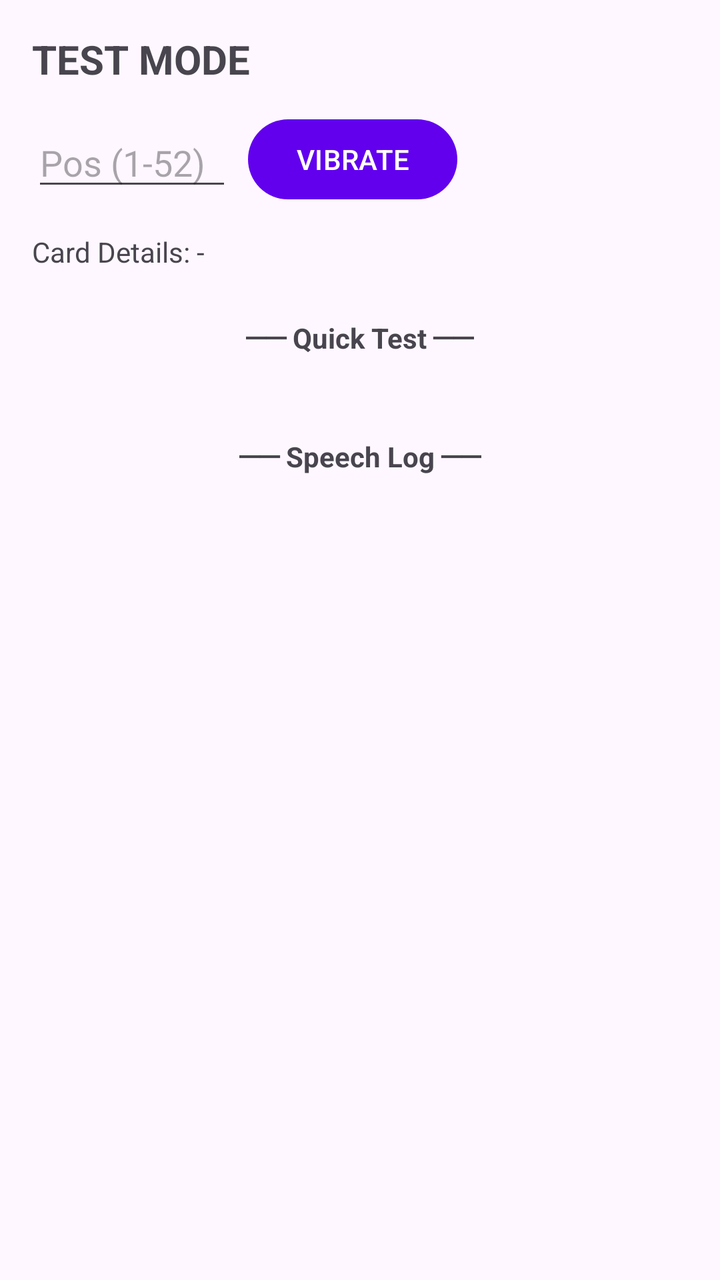
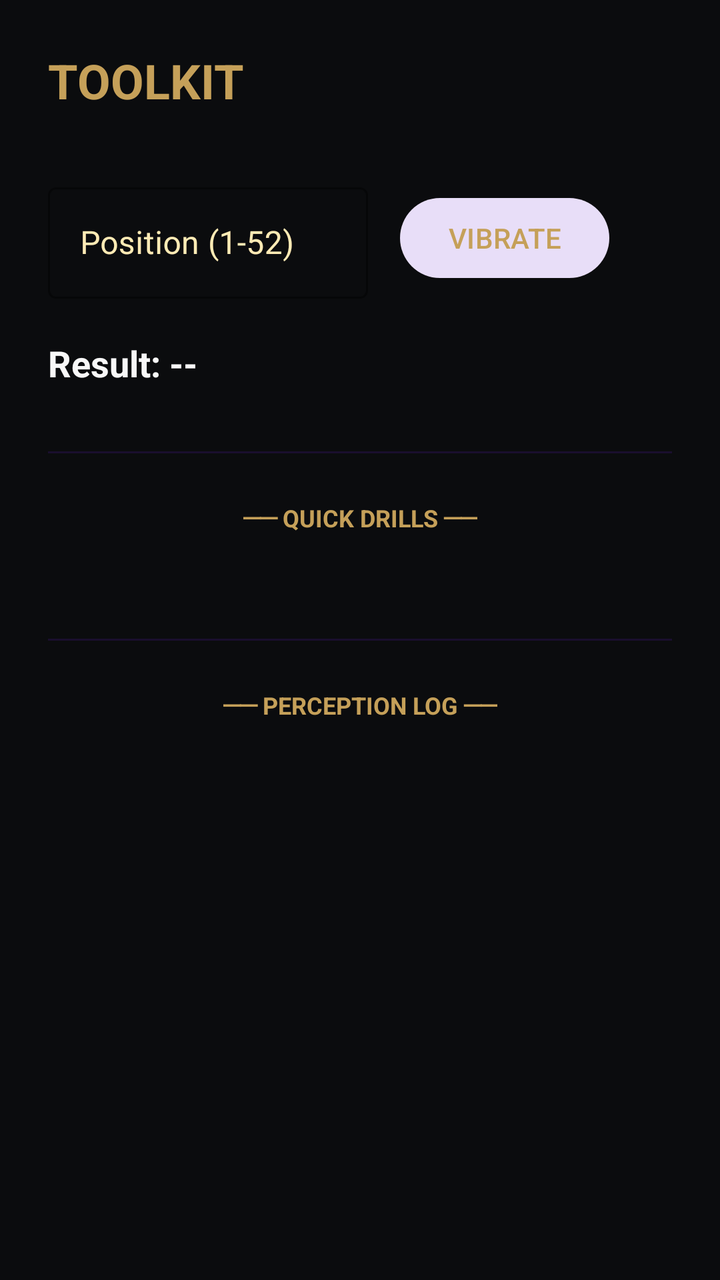

Screens rendered from an Android XML layout before and after an edit, with the pre-edit source and the edit as a unified diff.
<!-- AndroidManifest.xml: application theme Theme.MagicHaptic -->
<!-- res/layout/fragment_test.xml -->
<?xml version="1.0" encoding="utf-8"?>
<androidx.constraintlayout.widget.ConstraintLayout xmlns:android="http://schemas.android.com/apk/res/android"
    xmlns:app="http://schemas.android.com/apk/res-auto"
    android:layout_width="match_parent"
    android:layout_height="match_parent"
    android:padding="16dp">

    <TextView
        android:id="@+id/tvTestMode"
        android:layout_width="wrap_content"
        android:layout_height="wrap_content"
        android:text="TEST MODE"
        android:textSize="20sp"
        android:textStyle="bold"
        app:layout_constraintStart_toStartOf="parent"
        app:layout_constraintTop_toTopOf="parent" />

    <EditText
        android:id="@+id/etManualPosition"
        android:layout_width="100dp"
        android:layout_height="wrap_content"
        android:layout_marginTop="16dp"
        android:hint="Pos (1-52)"
        android:inputType="number"
        app:layout_constraintStart_toStartOf="parent"
        app:layout_constraintTop_toBottomOf="@id/tvTestMode" />

    <Button
        android:id="@+id/btnVibrateManual"
        android:layout_width="wrap_content"
        android:layout_height="wrap_content"
        android:layout_marginStart="8dp"
        android:text="VIBRATE"
        app:layout_constraintBottom_toBottomOf="@id/etManualPosition"
        app:layout_constraintStart_toEndOf="@id/etManualPosition"
        app:layout_constraintTop_toTopOf="@id/etManualPosition" />

    <TextView
        android:id="@+id/tvManualCardInfo"
        android:layout_width="match_parent"
        android:layout_height="wrap_content"
        android:layout_marginTop="16dp"
        android:text="Card Details: -"
        app:layout_constraintTop_toBottomOf="@id/etManualPosition" />

    <TextView
        android:id="@+id/tvQuickTestHeader"
        android:layout_width="wrap_content"
        android:layout_height="wrap_content"
        android:layout_marginTop="24dp"
        android:text="── Quick Test ──"
        android:textStyle="bold"
        app:layout_constraintEnd_toEndOf="parent"
        app:layout_constraintStart_toStartOf="parent"
        app:layout_constraintTop_toBottomOf="@id/tvManualCardInfo" />

    
    <GridLayout
        android:id="@+id/cardGrid"
        android:layout_width="match_parent"
        android:layout_height="wrap_content"
        android:layout_marginTop="16dp"
        android:columnCount="4"
        android:rowCount="2"
        android:useDefaultMargins="true"
        app:layout_constraintTop_toBottomOf="@id/tvQuickTestHeader">
        
    </GridLayout>

    <TextView
        android:id="@+id/tvSpeechLogHeader"
        android:layout_width="wrap_content"
        android:layout_height="wrap_content"
        android:layout_marginTop="24dp"
        android:text="── Speech Log ──"
        android:textStyle="bold"
        app:layout_constraintEnd_toEndOf="parent"
        app:layout_constraintStart_toStartOf="parent"
        app:layout_constraintTop_toBottomOf="@id/cardGrid" />

    <androidx.recyclerview.widget.RecyclerView
        android:id="@+id/rvSpeechLog"
        android:layout_width="match_parent"
        android:layout_height="0dp"
        android:layout_marginTop="8dp"
        app:layout_constraintBottom_toBottomOf="parent"
        app:layout_constraintTop_toBottomOf="@id/tvSpeechLogHeader" />

</androidx.constraintlayout.widget.ConstraintLayout>
<!-- resources referenced by this layout -->
<resources>
  <style name="Theme.MagicHaptic" parent="Theme.Material3.DayNight">
          
          <item name="colorPrimary">@color/purple_500</item>
          <item name="colorPrimaryVariant">@color/purple_700</item>
          <item name="colorOnPrimary">@color/white</item>
          
          <item name="colorSecondary">@color/teal_200</item>
          <item name="colorSecondaryVariant">@color/teal_700</item>
          <item name="colorOnSecondary">@color/black</item>
          
          <item name="android:statusBarColor">?attr/colorPrimaryVariant</item>
      </style>
  <color name="purple_500">#FF6200EE</color>
  <color name="purple_700">#FF3700B3</color>
  <color name="white">#FFFFFFFF</color>
  <color name="teal_200">#FF03DAC5</color>
  <color name="teal_700">#FF018786</color>
  <color name="black">#FF000000</color>
</resources>

<!-- the commit's change to res/layout/fragment_test.xml (unified diff, before → after) -->
@@ -1,89 +1,139 @@
 <?xml version="1.0" encoding="utf-8"?>
-<androidx.constraintlayout.widget.ConstraintLayout xmlns:android="http://schemas.android.com/apk/res/android"
+<androidx.coordinatorlayout.widget.CoordinatorLayout xmlns:android="http://schemas.android.com/apk/res/android"
     xmlns:app="http://schemas.android.com/apk/res-auto"
     android:layout_width="match_parent"
     android:layout_height="match_parent"
-    android:padding="16dp">
+    android:background="@color/obsidian_black">
 
-    <TextView
-        android:id="@+id/tvTestMode"
-        android:layout_width="wrap_content"
-        android:layout_height="wrap_content"
-        android:text="TEST MODE"
-        android:textSize="20sp"
-        android:textStyle="bold"
-        app:layout_constraintStart_toStartOf="parent"
-        app:layout_constraintTop_toTopOf="parent" />
+    <androidx.core.widget.NestedScrollView
+        android:layout_width="match_parent"
+        android:layout_height="match_parent">
 
-    <EditText
-        android:id="@+id/etManualPosition"
-        android:layout_width="100dp"
-        android:layout_height="wrap_content"
-        android:layout_marginTop="16dp"
-        android:hint="Pos (1-52)"
-        android:inputType="number"
-        app:layout_constraintStart_toStartOf="parent"
-        app:layout_constraintTop_toBottomOf="@id/tvTestMode" />
+        <androidx.constraintlayout.widget.ConstraintLayout
+            android:layout_width="match_parent"
+            android:layout_height="wrap_content"
+            android:padding="24dp">
 
-    <Button
-        android:id="@+id/btnVibrateManual"
-        android:layout_width="wrap_content"
-        android:layout_height="wrap_content"
-        android:layout_marginStart="8dp"
-        android:text="VIBRATE"
-        app:layout_constraintBottom_toBottomOf="@id/etManualPosition"
-        app:layout_constraintStart_toEndOf="@id/etManualPosition"
-        app:layout_constraintTop_toTopOf="@id/etManualPosition" />
+            <TextView
+                android:id="@+id/tvTestMode"
+                android:layout_width="wrap_content"
+                android:layout_height="wrap_content"
+                android:text="TOOLKIT"
+                android:textColor="@color/antique_gold"
+                android:textSize="24sp"
+                android:textStyle="bold"
+                app:layout_constraintStart_toStartOf="parent"
+                app:layout_constraintTop_toTopOf="parent" />
 
-    <TextView
-        android:id="@+id/tvManualCardInfo"
-        android:layout_width="match_parent"
-        android:layout_height="wrap_content"
-        android:layout_marginTop="16dp"
-        android:text="Card Details: -"
-        app:layout_constraintTop_toBottomOf="@id/etManualPosition" />
+            
+            <com.google.android.material.textfield.TextInputLayout
+                android:id="@+id/tilManualPosition"
+                style="@style/Widget.MaterialComponents.TextInputLayout.OutlinedBox"
+                android:layout_width="160dp"
+                android:layout_height="wrap_content"
+                android:layout_marginTop="32dp"
+                android:hint="Position (1-52)"
+                android:textColorHint="@color/gold_glow"
+                app:boxStrokeColor="@color/antique_gold"
+                app:hintTextColor="@color/antique_gold"
+                app:layout_constraintStart_toStartOf="parent"
+                app:layout_constraintTop_toBottomOf="@id/tvTestMode">
 
-    <TextView
-        android:id="@+id/tvQuickTestHeader"
-        android:layout_width="wrap_content"
-        android:layout_height="wrap_content"
-        android:layout_marginTop="24dp"
-        android:text="── Quick Test ──"
-        android:textStyle="bold"
-        app:layout_constraintEnd_toEndOf="parent"
-        app:layout_constraintStart_toStartOf="parent"
-        app:layout_constraintTop_toBottomOf="@id/tvManualCardInfo" />
+                <com.google.android.material.textfield.TextInputEditText
+                    android:id="@+id/etManualPosition"
+                    android:layout_width="match_parent"
+                    android:layout_height="wrap_content"
+                    android:inputType="number"
+                    android:textColor="@color/magic_white" />
+            </com.google.android.material.textfield.TextInputLayout>
 
-    
-    <GridLayout
-        android:id="@+id/cardGrid"
-        android:layout_width="match_parent"
-        android:layout_height="wrap_content"
-        android:layout_marginTop="16dp"
-        android:columnCount="4"
-        android:rowCount="2"
-        android:useDefaultMargins="true"
-        app:layout_constraintTop_toBottomOf="@id/tvQuickTestHeader">
-        
-    </GridLayout>
+            <Button
+                android:id="@+id/btnVibrateManual"
+                style="@style/Widget.Material3.Button.TonalButton"
+                android:layout_width="wrap_content"
+                android:layout_height="wrap_content"
+                android:layout_marginStart="16dp"
+                android:text="VIBRATE"
+                android:textColor="@color/antique_gold"
+                app:layout_constraintBottom_toBottomOf="@id/tilManualPosition"
+                app:layout_constraintStart_toEndOf="@id/tilManualPosition"
+                app:layout_constraintTop_toTopOf="@id/tilManualPosition" />
 
-    <TextView
-        android:id="@+id/tvSpeechLogHeader"
-        android:layout_width="wrap_content"
-        android:layout_height="wrap_content"
-        android:layout_marginTop="24dp"
-        android:text="── Speech Log ──"
-        android:textStyle="bold"
-        app:layout_constraintEnd_toEndOf="parent"
-        app:layout_constraintStart_toStartOf="parent"
-        app:layout_constraintTop_toBottomOf="@id/cardGrid" />
+            <TextView
+                android:id="@+id/tvManualCardInfo"
+                android:layout_width="match_parent"
+                android:layout_height="wrap_content"
+                android:layout_marginTop="20dp"
+                android:text="Result: --"
+                android:textColor="@color/magic_white"
+                android:textSize="18sp"
+                android:textStyle="bold"
+                app:layout_constraintTop_toBottomOf="@id/tilManualPosition" />
 
-    <androidx.recyclerview.widget.RecyclerView
-        android:id="@+id/rvSpeechLog"
-        android:layout_width="match_parent"
-        android:layout_height="0dp"
-        android:layout_marginTop="8dp"
-        app:layout_constraintBottom_toBottomOf="parent"
-        app:layout_constraintTop_toBottomOf="@id/tvSpeechLogHeader" />
+            <com.google.android.material.divider.MaterialDivider
+                android:id="@+id/divider1"
+                android:layout_width="match_parent"
+                android:layout_height="wrap_content"
+                android:layout_marginTop="32dp"
+                app:dividerColor="@color/deep_velvet"
+                app:layout_constraintTop_toBottomOf="@id/tvManualCardInfo" />
 
-</androidx.constraintlayout.widget.ConstraintLayout>
+            
+            <TextView
+                android:id="@+id/tvQuickTestHeader"
+                android:layout_width="wrap_content"
+                android:layout_height="wrap_content"
+                android:layout_marginTop="24dp"
+                android:text="── QUICK DRILLS ──"
+                android:textColor="@color/antique_gold"
+                android:textSize="12sp"
+                android:textStyle="bold"
+                app:layout_constraintEnd_toEndOf="parent"
+                app:layout_constraintStart_toStartOf="parent"
+                app:layout_constraintTop_toBottomOf="@id/divider1" />
+
+            <GridLayout
+                android:id="@+id/cardGrid"
+                android:layout_width="match_parent"
+                android:layout_height="wrap_content"
+                android:layout_marginTop="20dp"
+                android:columnCount="4"
+                android:useDefaultMargins="true"
+                android:alignmentMode="alignBounds"
+                app:layout_constraintTop_toBottomOf="@id/tvQuickTestHeader" />
+
+            <com.google.android.material.divider.MaterialDivider
+                android:id="@+id/divider2"
+                android:layout_width="match_parent"
+                android:layout_height="wrap_content"
+                android:layout_marginTop="32dp"
+                app:dividerColor="@color/deep_velvet"
+                app:layout_constraintTop_toBottomOf="@id/cardGrid" />
+
+            
+            <TextView
+                android:id="@+id/tvSpeechLogHeader"
+                android:layout_width="wrap_content"
+                android:layout_height="wrap_content"
+                android:layout_marginTop="24dp"
+                android:text="── PERCEPTION LOG ──"
+                android:textColor="@color/antique_gold"
+                android:textSize="12sp"
+                android:textStyle="bold"
+                app:layout_constraintEnd_toEndOf="parent"
+                app:layout_constraintStart_toStartOf="parent"
+                app:layout_constraintTop_toBottomOf="@id/divider2" />
+
+            <androidx.recyclerview.widget.RecyclerView
+                android:id="@+id/rvSpeechLog"
+                android:layout_width="match_parent"
+                android:layout_height="300dp"
+                android:layout_marginTop="16dp"
+                android:clipToPadding="false"
+                android:fadeScrollbars="true"
+                app:layout_constraintTop_toBottomOf="@id/tvSpeechLogHeader" />
+
+        </androidx.constraintlayout.widget.ConstraintLayout>
+    </androidx.core.widget.NestedScrollView>
+
+</androidx.coordinatorlayout.widget.CoordinatorLayout>
<!-- resource entries referenced after the edit -->
@@ -1,22 +1,32 @@
 <!-- resources referenced by this layout -->
 <resources>
-  <style name="Theme.MagicHaptic" parent="Theme.Material3.DayNight">
+  <color name="antique_gold">#C5A059</color>
+  <color name="deep_velvet">#1A0F2E</color>
+  <color name="gold_glow">#FFEBB5</color>
+  <color name="magic_white">#F8F8F8</color>
+  <color name="obsidian_black">#0B0C0E</color>
+  <style name="Theme.MagicHaptic" parent="Theme.Material3.DayNight.NoActionBar">
           
-          <item name="colorPrimary">@color/purple_500</item>
-          <item name="colorPrimaryVariant">@color/purple_700</item>
-          <item name="colorOnPrimary">@color/white</item>
+          <item name="colorPrimary">@color/antique_gold</item>
+          <item name="colorOnPrimary">@color/obsidian_black</item>
           
-          <item name="colorSecondary">@color/teal_200</item>
-          <item name="colorSecondaryVariant">@color/teal_700</item>
-          <item name="colorOnSecondary">@color/black</item>
           
-          <item name="android:statusBarColor">?attr/colorPrimaryVariant</item>
+          <item name="colorSecondary">@color/deep_velvet</item>
+          <item name="colorOnSecondary">@color/antique_gold</item>
+          
+          
+          <item name="android:statusBarColor">@color/obsidian_black</item>
+          <item name="android:navigationBarColor">@color/obsidian_black</item>
+          <item name="android:windowBackground">@color/obsidian_black</item>
+          
+          
+          <item name="colorSurface">@color/obsidian_black</item>
+          <item name="colorOnSurface">@color/antique_gold</item>
+          <item name="colorSurfaceVariant">#1A1B1E</item>
+          <item name="colorOnSurfaceVariant">@color/gold_glow</item>
+  
+          
+          <item name="snackbarStyle">@style/Widget.MaterialComponents.Snackbar</item>
       </style>
-  <color name="purple_500">#FF6200EE</color>
-  <color name="purple_700">#FF3700B3</color>
-  <color name="white">#FFFFFFFF</color>
-  <color name="teal_200">#FF03DAC5</color>
-  <color name="teal_700">#FF018786</color>
-  <color name="black">#FF000000</color>
 </resources>
 
